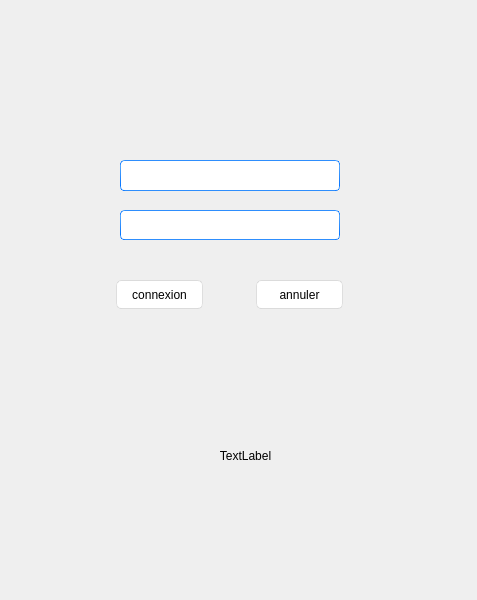
This is ui/logIn.ui in YassineBaghdadi/TransportingPlanning as Qt 5 draws it before an edit. The edited form follows.
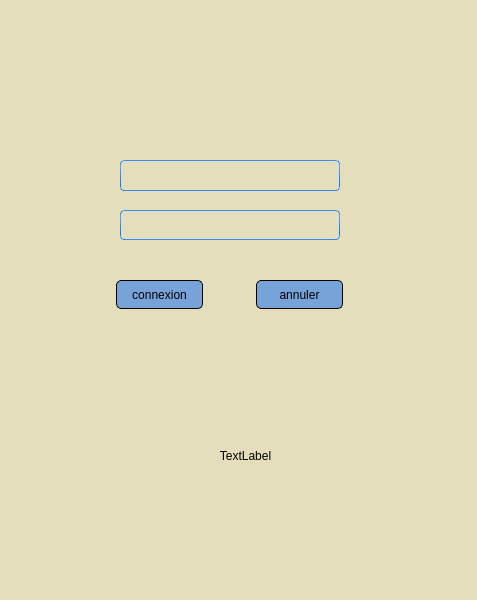
This is the edited form.

The edit to the form file:
```diff
--- a/ui/logIn.ui
+++ b/ui/logIn.ui
@@ -26,15 +26,31 @@
    <string>Form</string>
   </property>
   <property name="styleSheet">
-   <string notr="true">/*
-Aqua Style Sheet for QT Applications
-Author: Jaime A. Quiroga P.
-Company: GTRONICK
-Last updated: 22/01/2019, 07:55.
-Available at: https://github.com/GTRONICK/QSS/blob/master/Aqua.qss
-*/
-QMainWindow {
-	background-color:#ececec;
+   <string notr="true">
+
+QFrame#comps:hover{
+	border-radius: 5px;
+background-color: #d85c00;
+}
+QFrame#emps:hover{
+	border-radius: 5px;
+background-color: #d85c00;
+}
+
+QFrame#planning:hover{
+	border-radius: 5px;
+background-color: #d85c00;
+}
+
+QFrame#vans:hover{
+	border-radius: 5px;
+background-color: #d85c00;
+}
+
+
+QWidget {
+	/*background-color:#ececec;*/
+	background-color:#e4debc;
 }
 QTextEdit {
 	border-width: 1px;
@@ -48,15 +64,9 @@
 }
 QToolButton {
 	border-style: solid;
-	border-top-color: qlineargradient(spread:pad, x1:0.5, y1:1, x2:0.5, y2:0, stop:0 rgb(215, 215, 215), stop:1 rgb(222, 222, 222));
-	border-right-color: qlineargradient(spread:pad, x1:0, y1:0.5, x2:1, y2:0.5, stop:0 rgb(217, 217, 217), stop:1 rgb(227, 227, 227));
-	border-left-color: qlineargradient(spread:pad, x1:0, y1:0.5, x2:1, y2:0.5, stop:0 rgb(227, 227, 227), stop:1 rgb(217, 217, 217));
-	border-bottom-color: qlineargradient(spread:pad, x1:0.5, y1:1, x2:0.5, y2:0, stop:0 rgb(215, 215, 215), stop:1 rgb(222, 222, 222));
-	border-width: 1px;
-	border-radius: 5px;
+	
 	color: rgb(0,0,0);
-	padding: 2px;
-	background-color: rgb(255,255,255);
+	background-color:#3172c4;
 }
 QToolButton:hover{
 	border-style: solid;
@@ -84,15 +94,12 @@
 }
 QPushButton{
 	border-style: solid;
-	border-top-color: qlineargradient(spread:pad, x1:0.5, y1:1, x2:0.5, y2:0, stop:0 rgb(215, 215, 215), stop:1 rgb(222, 222, 222));
-	border-right-color: qlineargradient(spread:pad, x1:0, y1:0.5, x2:1, y2:0.5, stop:0 rgb(217, 217, 217), stop:1 rgb(227, 227, 227));
-	border-left-color: qlineargradient(spread:pad, x1:0, y1:0.5, x2:1, y2:0.5, stop:0 rgb(227, 227, 227), stop:1 rgb(217, 217, 217));
-	border-bottom-color: qlineargradient(spread:pad, x1:0.5, y1:1, x2:0.5, y2:0, stop:0 rgb(215, 215, 215), stop:1 rgb(222, 222, 222));
+	
 	border-width: 1px;
 	border-radius: 5px;
 	color: rgb(0,0,0);
 	padding: 2px;
-	background-color: rgb(255,255,255);
+	background-color: #77a3d9;
 }
 QPushButton::default{
 	border-style: solid;
@@ -147,6 +154,12 @@
 	border-style: solid;
 	border-color: qlineargradient(spread:pad, x1:0.5, y1:1, x2:0.5, y2:0, stop:0 rgba(0, 113, 255, 255), stop:1 rgba(91, 171, 252, 255));
 }
+
+QLineEdit:hover{
+border-width: 1px; border-radius: 4px;
+	border-style: solid;
+	border-color:#ffb781
+}
 QLabel {
 	color: #000000;
 }
```
Left out of the diff: 22 changed lines with no effect on the pictures.
